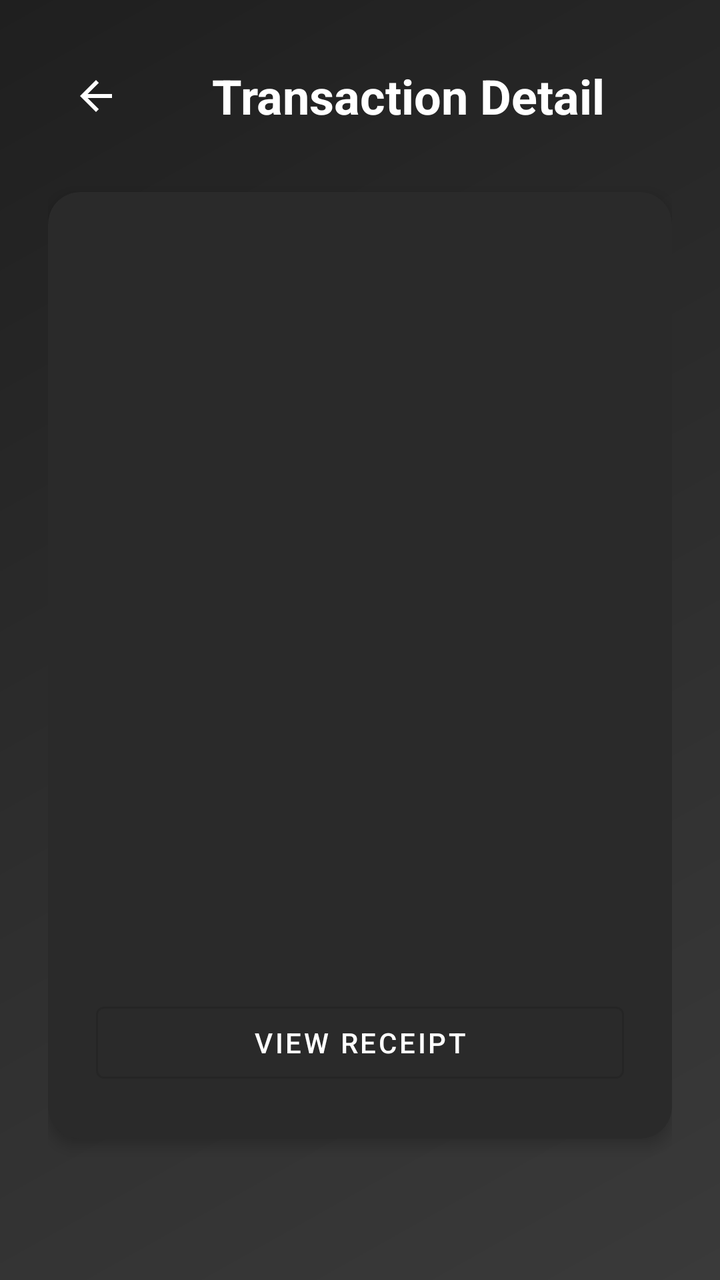
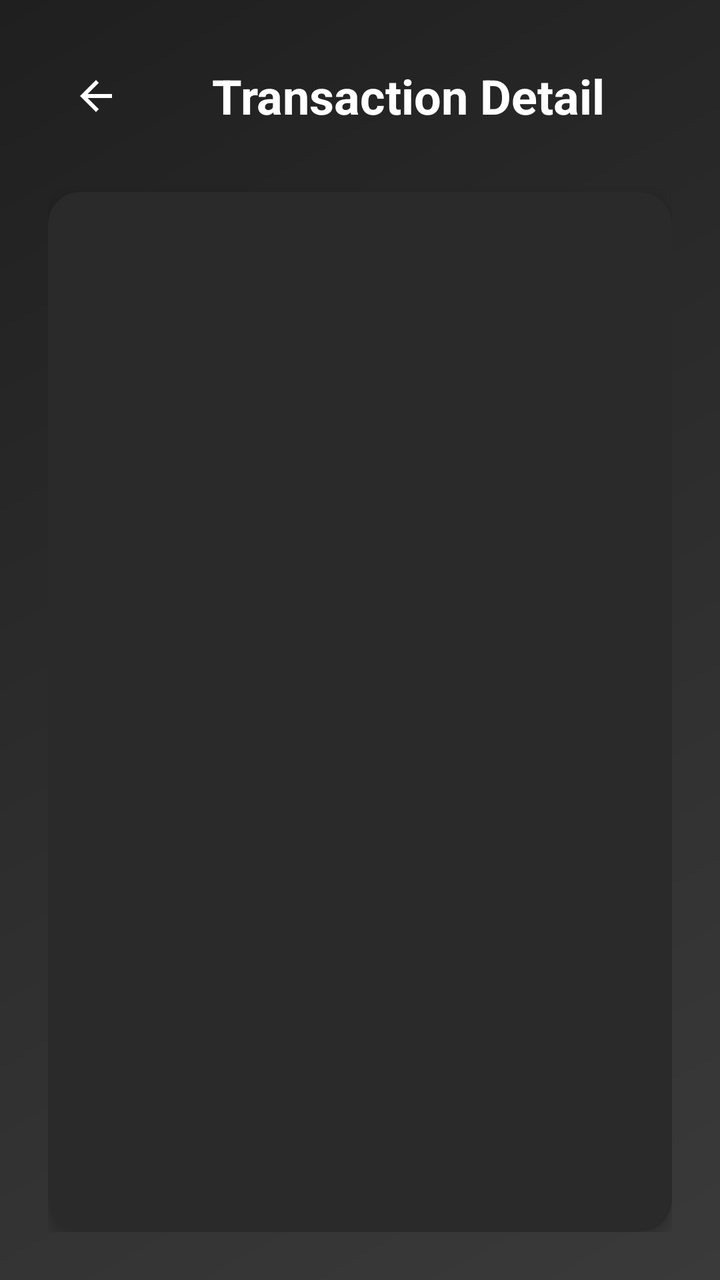

Before-and-after screenshots of an Android layout around one commit, followed by the original layout XML and the change that was made.
<!-- AndroidManifest.xml: application theme Theme.VeyraBank -->
<!-- res/layout/page_transaction_detail.xml -->
<?xml version="1.0" encoding="utf-8"?>
<LinearLayout xmlns:android="http://schemas.android.com/apk/res/android"
    xmlns:app="http://schemas.android.com/apk/res-auto"
    android:layout_width="match_parent"
    android:layout_height="match_parent"
    android:orientation="vertical"
    android:background="@drawable/gradient_black_background"
    android:padding="24dp">

    <LinearLayout
        android:layout_width="match_parent"
        android:layout_height="wrap_content"
        android:orientation="horizontal"
        android:gravity="center_vertical"
        android:layout_marginBottom="24dp">

        <ImageButton
            android:id="@+id/backButton"
            android:layout_width="48dp"
            android:layout_height="48dp"
            android:src="@drawable/ic_arrow_back"
            android:background="?attr/selectableItemBackgroundBorderless"
            android:contentDescription="@string/back"
            app:tint="@android:color/white" />

        <TextView
            android:id="@+id/headerText"
            android:layout_width="0dp"
            android:layout_height="wrap_content"
            android:layout_weight="1"
            android:text="@string/transaction_detail"
            android:textSize="24sp"
            android:textStyle="bold"
            android:textColor="@android:color/white"
            android:gravity="center" />
    </LinearLayout>

    <com.google.android.material.card.MaterialCardView
        android:layout_width="match_parent"
        android:layout_height="wrap_content"
        app:cardCornerRadius="16dp"
        app:cardElevation="4dp"
        app:cardBackgroundColor="#2A2A2A">

        <LinearLayout
            android:layout_width="match_parent"
            android:layout_height="wrap_content"
            android:orientation="vertical"
            android:padding="24dp">

            <TextView
                android:id="@+id/detailReference"
                android:layout_width="match_parent"
                android:layout_height="wrap_content"
                android:textSize="14sp"
                android:textColor="#AAAAAA"
                android:layout_marginBottom="4dp" />

            <TextView
                android:id="@+id/detailReferenceValue"
                android:layout_width="match_parent"
                android:layout_height="wrap_content"
                android:textSize="16sp"
                android:textColor="@android:color/white"
                android:layout_marginBottom="16dp"
                android:fontFamily="monospace" />

            <TextView
                android:id="@+id/detailTransactionId"
                android:layout_width="match_parent"
                android:layout_height="wrap_content"
                android:textSize="14sp"
                android:textColor="#AAAAAA"
                android:layout_marginBottom="4dp" />

            <TextView
                android:id="@+id/detailTransactionIdValue"
                android:layout_width="match_parent"
                android:layout_height="wrap_content"
                android:textSize="16sp"
                android:textColor="@android:color/white"
                android:layout_marginBottom="16dp"
                android:fontFamily="monospace" />

            <TextView
                android:id="@+id/detailAmount"
                android:layout_width="match_parent"
                android:layout_height="wrap_content"
                android:textSize="14sp"
                android:textColor="#AAAAAA"
                android:layout_marginBottom="4dp" />

            <TextView
                android:id="@+id/detailAmountValue"
                android:layout_width="match_parent"
                android:layout_height="wrap_content"
                android:textSize="20sp"
                android:textStyle="bold"
                android:textColor="@android:color/white"
                android:layout_marginBottom="16dp" />

            <TextView
                android:id="@+id/detailStatus"
                android:layout_width="match_parent"
                android:layout_height="wrap_content"
                android:textSize="14sp"
                android:textColor="#AAAAAA"
                android:layout_marginBottom="4dp" />

            <TextView
                android:id="@+id/detailStatusValue"
                android:layout_width="match_parent"
                android:layout_height="wrap_content"
                android:textSize="16sp"
                android:textColor="@android:color/white"
                android:layout_marginBottom="16dp" />

            <TextView
                android:id="@+id/detailResponseCode"
                android:layout_width="match_parent"
                android:layout_height="wrap_content"
                android:textSize="14sp"
                android:textColor="#AAAAAA"
                android:layout_marginBottom="4dp" />

            <TextView
                android:id="@+id/detailResponseCodeValue"
                android:layout_width="match_parent"
                android:layout_height="wrap_content"
                android:textSize="16sp"
                android:textColor="@android:color/white"
                android:layout_marginBottom="16dp" />

            <TextView
                android:id="@+id/detailTime"
                android:layout_width="match_parent"
                android:layout_height="wrap_content"
                android:textSize="14sp"
                android:textColor="#AAAAAA"
                android:layout_marginBottom="4dp" />

            <TextView
                android:id="@+id/detailTimeValue"
                android:layout_width="match_parent"
                android:layout_height="wrap_content"
                android:textSize="16sp"
                android:textColor="@android:color/white"
                android:layout_marginBottom="24dp" />

            <com.google.android.material.button.MaterialButton
                android:id="@+id/viewReceiptButtonDetail"
                android:layout_width="match_parent"
                android:layout_height="wrap_content"
                android:text="@string/view_receipt"
                style="@style/Widget.MaterialComponents.Button.OutlinedButton"
                android:textColor="@android:color/white" />
        </LinearLayout>
    </com.google.android.material.card.MaterialCardView>
</LinearLayout>
<!-- resources referenced by this layout -->
<resources>
  <!-- drawable gradient_black_background (drawable) -->
  <?xml version="1.0" encoding="utf-8"?>
  <shape xmlns:android="http://schemas.android.com/apk/res/android"
      android:shape="rectangle">
      <gradient
          android:type="linear"
          android:angle="135"
          android:startColor="#3a3a3a"
          android:centerColor="#2d2d2d"
          android:endColor="#1f1f1f" />
  </shape>
  <!-- drawable ic_arrow_back (drawable) -->
  <?xml version="1.0" encoding="utf-8"?>
  <vector xmlns:android="http://schemas.android.com/apk/res/android"
      android:width="24dp"
      android:height="24dp"
      android:viewportWidth="24"
      android:viewportHeight="24">
      <path
          android:fillColor="#FFFFFF"
          android:pathData="M20,11H7.83l5.59,-5.59L12,4l-8,8 8,8 1.41,-1.41L7.83,13H20v-2z"/>
  </vector>
  <string name="back">Back</string>
  <string name="transaction_detail">Transaction Detail</string>
  <string name="view_receipt">View Receipt</string>
  <style name="Theme.VeyraBank" parent="Theme.MaterialComponents.DayNight.NoActionBar">
          <item name="colorPrimary">@color/accent_red</item>
          <item name="colorPrimaryVariant">@color/accent_red_dark</item>
          <item name="colorOnPrimary">@color/white</item>
          <item name="colorSecondary">@color/accent_red</item>
          <item name="android:statusBarColor">@color/bank_bg</item>
          <item name="android:windowBackground">@color/bank_bg</item>
      </style>
  <color name="accent_red">#FFC1272D</color>
  <color name="accent_red_dark">#FF7A0F1E</color>
  <color name="white">#FFFFFFFF</color>
  <color name="bank_bg">#FF000000</color>
</resources>

<!-- the commit's change to res/layout/page_transaction_detail.xml (unified diff, before → after) -->
@@ -83,6 +83,22 @@
                 android:fontFamily="monospace" />
 
             <TextView
+                android:id="@+id/detailRail"
+                android:layout_width="match_parent"
+                android:layout_height="wrap_content"
+                android:textSize="14sp"
+                android:textColor="#AAAAAA"
+                android:layout_marginBottom="4dp" />
+
+            <TextView
+                android:id="@+id/detailRailValue"
+                android:layout_width="match_parent"
+                android:layout_height="wrap_content"
+                android:textSize="16sp"
+                android:textColor="@android:color/white"
+                android:layout_marginBottom="16dp" />
+
+            <TextView
                 android:id="@+id/detailAmount"
                 android:layout_width="match_parent"
                 android:layout_height="wrap_content"
@@ -145,6 +161,22 @@
                 android:layout_height="wrap_content"
                 android:textSize="16sp"
                 android:textColor="@android:color/white"
+                android:layout_marginBottom="16dp" />
+
+            <TextView
+                android:id="@+id/detailCardholder"
+                android:layout_width="match_parent"
+                android:layout_height="wrap_content"
+                android:textSize="14sp"
+                android:textColor="#AAAAAA"
+                android:layout_marginBottom="4dp" />
+
+            <TextView
+                android:id="@+id/detailCardholderValue"
+                android:layout_width="match_parent"
+                android:layout_height="wrap_content"
+                android:textSize="16sp"
+                android:textColor="@android:color/white"
                 android:layout_marginBottom="24dp" />
 
             <com.google.android.material.button.MaterialButton
